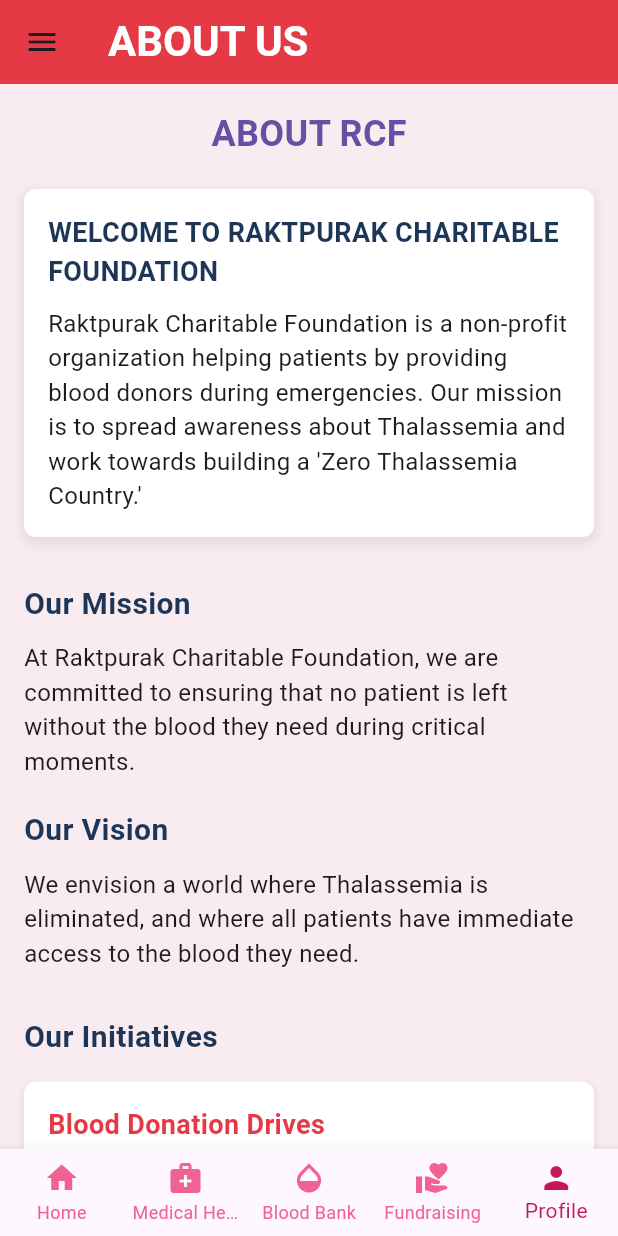
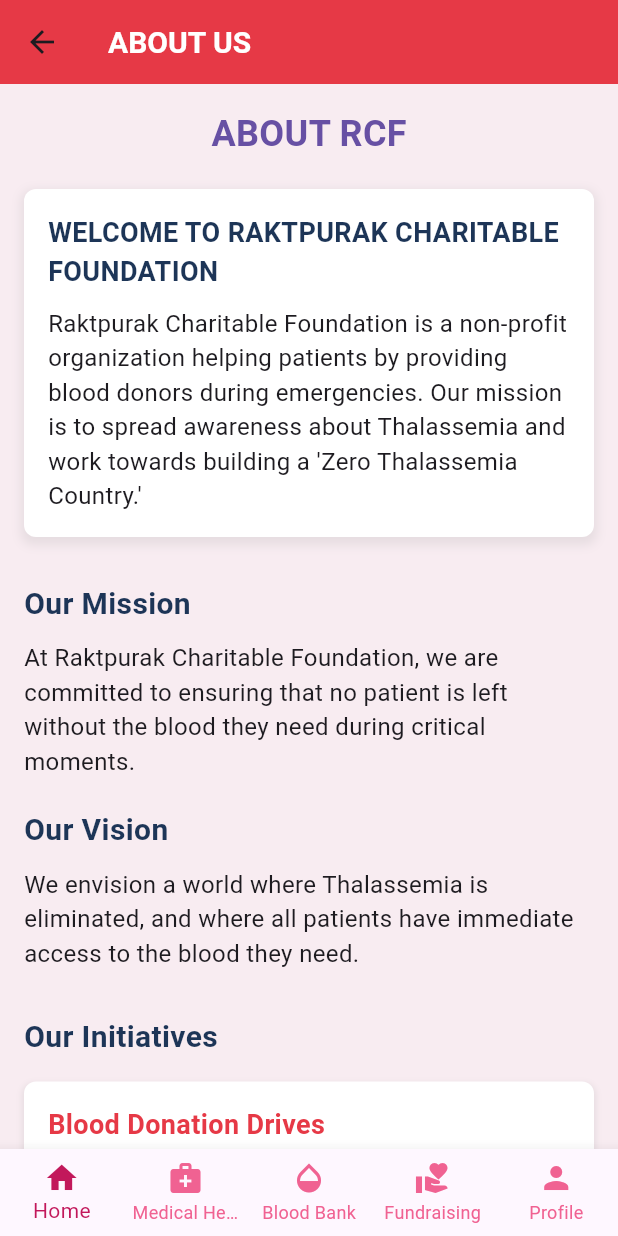
Before and after one commit to Nikunja0611/donorconnect, a Flutter app: the AboutUsPage screen opened by its route, on a phone screen of 412 x 824 dp. Run offline on Flutter 3.47's test engine with Material 3 defaults, Android fonts, the phone set to English and light mode, and no system bars; our stand-ins replace cloud_firestore, firebase_auth, firebase_core, flutter_image_slideshow, font_awesome_flutter; accounts and stored records are empty; Roboto replaces fonts that are missing (Poppins).

Commit message:
about us page sidebar removed

```diff
--- a/lib/screens/about_us_page.dart
+++ b/lib/screens/about_us_page.dart
@@ -5,19 +5,52 @@ import 'package:font_awesome_flutter/font_awesome_flutter.dart';
 class AboutUsPage extends StatelessWidget {
   const AboutUsPage({Key? key}) : super(key: key);
 
+  // Helper method to launch URLs with better error handling and fallback options
+  Future<void> _launchURL(BuildContext context, String urlString) async {
+    final Uri url = Uri.parse(urlString);
+    try {
+      // Try to launch with external application mode first
+      if (!await launchUrl(
+        url,
+        mode: LaunchMode.externalApplication,
+      )) {
+        // Try alternative launch mode if first attempt fails
+        if (!await launchUrl(
+          url,
+          mode: LaunchMode.platformDefault,
+        )) {
+          // Show error message if both attempts fail
+          if (context.mounted) {
+            ScaffoldMessenger.of(context).showSnackBar(
+              SnackBar(content: Text('Could not open $urlString')),
+            );
+          }
+        }
+      }
+    } catch (e) {
+      if (context.mounted) {
+        ScaffoldMessenger.of(context).showSnackBar(
+          SnackBar(content: Text('Error: $e')),
+        );
+      }
+    }
+  }
+
   @override
   Widget build(BuildContext context) {
     return Scaffold(
       appBar: AppBar(
-        title: const Text('ABOUT US', textAlign: TextAlign.center,
+        title: const Text(
+          'ABOUT US',
+          textAlign: TextAlign.center,
           style: TextStyle(
-              fontSize: 28,
+            fontSize: 20,
             color: Colors.white,
             fontWeight: FontWeight.bold,
-            ),),
+          ),
+        ),
         backgroundColor: const Color(0xFFE63946),
       ),
-      drawer: buildDrawer(context),
       body: SingleChildScrollView(
         padding: const EdgeInsets.all(16.0),
         child: Column(
@@ -216,6 +249,17 @@ class AboutUsPage extends StatelessWidget {
   }
 
   Widget buildContactUsSection(BuildContext context) {
+    // Multiple URL options for better compatibility
+    // Web URLs
+    final String facebookUrl = 'https://m.facebook.com/raktpurak';
+    final String linkedinUrl = 'https://linkedin.com/company/raktpurak';
+    final String whatsappUrl = 'https://api.whatsapp.com/send?phone=911234567890';
+
+    // App-specific URLs (fallbacks)
+    final String facebookAppUrl = 'fb://page/raktpurak';
+    final String linkedinAppUrl = 'linkedin://company/raktpurak';
+    final String whatsappAppUrl = 'whatsapp://send?phone=911234567890';
+
     return Container(
       padding: const EdgeInsets.all(20),
       decoration: BoxDecoration(
@@ -254,39 +298,66 @@ class AboutUsPage extends StatelessWidget {
                 context: context,
                 icon: FontAwesomeIcons.facebook,
                 color: const Color(0xFF1877F2),
-                url: 'https://facebook.com/raktpurak',
-                label: 'Facebook',
+                url: facebookUrl,
+                appUrl: facebookAppUrl,
               ),
               buildSocialIcon(
                 context: context,
                 icon: FontAwesomeIcons.linkedin,
                 color: const Color(0xFF0A66C2),
-                url: 'https://linkedin.com/company/raktpurak',
-                label: 'LinkedIn',
+                url: linkedinUrl,
+                appUrl: linkedinAppUrl,
               ),
               buildSocialIcon(
                 context: context,
                 icon: FontAwesomeIcons.whatsapp,
                 color: const Color(0xFF25D366),
-                url: 'https://wa.me/1234567890',
-                label: 'WhatsApp',
+                url: whatsappUrl,
+                appUrl: whatsappAppUrl,
               ),
             ],
           ),
           const SizedBox(height: 20),
-          const Text(
+          GestureDetector(
+            onTap: () => _launchURL(context, 'mailto:info@raktpurak.org'),
+            child: const Row(
+              children: [
+                Icon(Icons.email, color: Color(0xFF1D3557)),
+                SizedBox(width: 8),
+                Text(
                   "Email: info@raktpurak.org",
                   style: TextStyle(fontSize: 16),
                 ),
+              ],
+            ),
+          ),
           const SizedBox(height: 10),
-          const Text(
+          GestureDetector(
+            onTap: () => _launchURL(context, 'tel:+911234567890'),
+            child: const Row(
+              children: [
+                Icon(Icons.phone, color: Color(0xFF1D3557)),
+                SizedBox(width: 8),
+                Text(
                   "Phone: +91 1234567890",
                   style: TextStyle(fontSize: 16),
                 ),
+              ],
+            ),
+          ),
           const SizedBox(height: 10),
-          const Text(
+          GestureDetector(
+            onTap: () => _launchURL(context, 'https://maps.google.com/?q=123+Charity+Road,+Mumbai,+India'),
+            child: const Row(
+              children: [
+                Icon(Icons.location_on, color: Color(0xFF1D3557)),
+                SizedBox(width: 8),
+                Text(
                   "Address: 123 Charity Road, Mumbai, India",
                   style: TextStyle(fontSize: 16),
+                ),
+              ],
+            ),
           ),
         ],
       ),
@@ -298,10 +369,22 @@ class AboutUsPage extends StatelessWidget {
     required IconData icon,
     required Color color,
     required String url,
-    required String label,
+    required String appUrl,
   }) {
     return InkWell(
       onTap: () async {
+        // Try app-specific URL first
+        try {
+          final appUri = Uri.parse(appUrl);
+          if (await canLaunchUrl(appUri)) {
+            await launchUrl(appUri);
+            return;
+          }
+        } catch (e) {
+          // Silent catch - will try web URL next
+        }
+
+        // Fall back to web URL
         _launchURL(context, url);
       },
       child: Container(
@@ -319,73 +402,9 @@ class AboutUsPage extends StatelessWidget {
     );
   }
 
-  Future<void> _launchURL(BuildContext context, String urlString) async {
-    try {
-      final Uri url = Uri.parse(urlString);
-      if (!await launchUrl(
-        url,
-        mode: LaunchMode.externalApplication,
-      )) {
-        ScaffoldMessenger.of(context).showSnackBar(
-          SnackBar(content: Text('Could not launch $urlString')),
-        );
-      }
-    } catch (e) {
-      ScaffoldMessenger.of(context).showSnackBar(
-        SnackBar(content: Text('Error launching URL: $e')),
-      );
-    }
-  }
-
-  Widget buildDrawer(BuildContext context) {
-    return Drawer(
-      child: ListView(
-        padding: EdgeInsets.zero,
-        children: [
-          DrawerHeader(
-            decoration: const BoxDecoration(color: Color(0xFFE63946)),
-            child: const Column(
-              crossAxisAlignment: CrossAxisAlignment.start,
-              mainAxisAlignment: MainAxisAlignment.end,
-              children: [
-                Text(
-                  'Raktpurak Charitable Foundation',
-                  style: TextStyle(
-                    color: Colors.white,
-                    fontSize: 20,
-                    fontWeight: FontWeight.bold,
-                  ),
-                ),
-                SizedBox(height: 10),
-                Text(
-                  'Donate Blood, Save Lives',
-                  style: TextStyle(color: Colors.white, fontSize: 14),
-                ),
-              ],
-            ),
-          ),
-          ListTile(
-            leading: const Icon(Icons.home),
-            title: const Text('Home'),
-            onTap: () {
-              Navigator.pushReplacementNamed(context, '/home_screen');
-            },
-          ),
-          ListTile(
-            leading: const Icon(Icons.bloodtype),
-            title: const Text('Blood Bank'),
-            onTap: () {
-              Navigator.pushReplacementNamed(context, '/blood_bank_page');
-            },
-          ),
-        ],
-      ),
-    );
-  }
-
   Widget buildBottomNavigationBar(BuildContext context) {
     return BottomNavigationBar(
-      currentIndex: 4, // Profile/About Us page
+      currentIndex: 0,
       selectedItemColor: Colors.pink[700],
       unselectedItemColor: Colors.pink[300],
       type: BottomNavigationBarType.fixed,
@@ -395,16 +414,15 @@ class AboutUsPage extends StatelessWidget {
             Navigator.pushReplacementNamed(context, '/home_screen');
             break;
           case 1:
+            Navigator.pushReplacementNamed(context, '/blood_bank_page');
+            break;
+          case 2:
+            Navigator.pushReplacementNamed(context, '/fundraising_page');
+            break;
+          case 3:
             Navigator.pushReplacementNamed(context, '/medical_help_page');
             break;
-          case 2:
-            Navigator.pushReplacementNamed(context, '/blood_bank_page');
-            break;
-          case 3:
-            Navigator.pushReplacementNamed(context, '/fundraising_page');
-            break;
           case 4:
-            // Current page, do nothing
             break;
         }
       },
```
Lines whose indentation alone changed are shown as unchanged.
